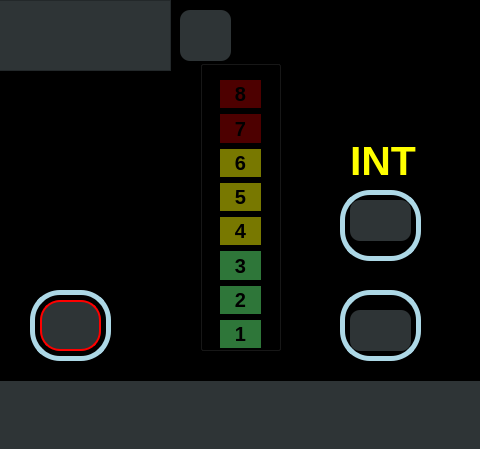
AmnElDawla/OasisPro, file Oasis/mainwindow.ui: the form before one commit; both pictures show x 240 to 720 and y 130 to 579 of the 1428 by 579 pixel window.
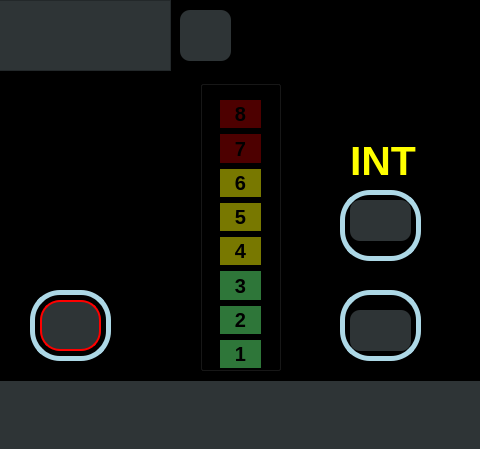
The form after the commit. Icons and pictures are not drawn.

Commit message: Added left and right buttons code

What changed in the file:
```diff
--- a/Oasis/mainwindow.ui
+++ b/Oasis/mainwindow.ui
@@ -55,7 +55,7 @@
      <property name="geometry">
       <rect>
        <x>440</x>
-       <y>180</y>
+       <y>200</y>
        <width>81</width>
        <height>291</height>
       </rect>
```
The commit also changes 1 other file.
